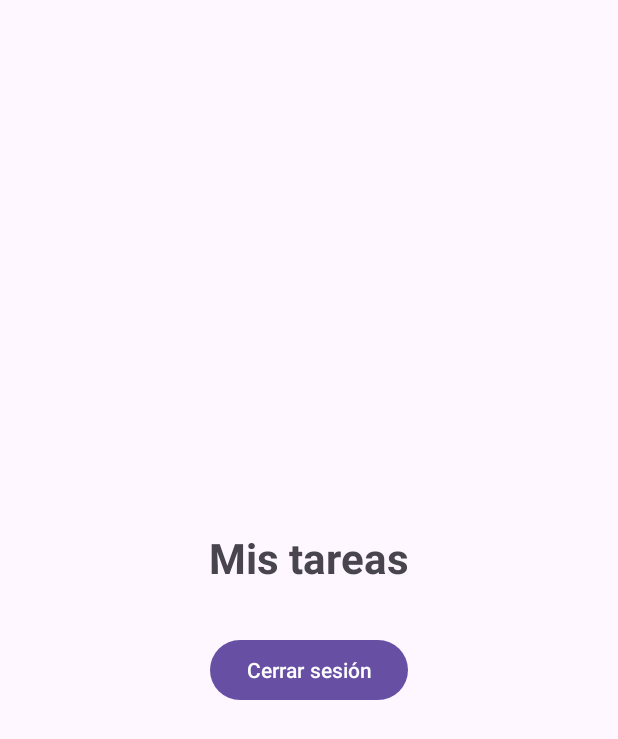
After one commit to matiasyatzil7-sketch/AgendaTareas, an Android app: the layout activity_lista_tareas.xml on its own in the app's theme, with its tools: preview values and no code run, on a phone screen of 412 x 824 dp. The commit adds this screen. Shown: the top 739 px of the screen. Run offline under Robolectric (Android 15) with nearby library versions, the phone set to English and light mode, and no system bars.

Commit message:
Agregamos vista de tareas proteccion de acceso

```diff
--- a/app/src/main/AndroidManifest.xml
+++ b/app/src/main/AndroidManifest.xml
@@ -23,6 +23,10 @@
                 <category android:name="android.intent.category.LAUNCHER" />
             </intent-filter>
         </activity>
+        <activity
+            android:name=".ListaTareas"
+            android:exported="false"
+            android:windowSoftInputMode="adjustResize" />
     </application>
 
 </manifest>
--- /dev/null
+++ b/app/src/main/java/com/example/proyecto/SessionManager.kt
@@ -0,0 +1,6 @@
+package com.example.proyecto
+
+object SessionManager {
+    // true solo después de una huella correcta
+    var isAuthenticated: Boolean = false
+}
--- /dev/null
+++ b/app/src/main/res/layout/activity_lista_tareas.xml
@@ -0,0 +1,23 @@
+<?xml version="1.0" encoding="utf-8"?>
+<LinearLayout xmlns:android="http://schemas.android.com/apk/res/android"
+    android:layout_width="match_parent"
+    android:layout_height="match_parent"
+    android:gravity="center"
+    android:orientation="vertical"
+    android:padding="24dp">
+
+    <TextView
+        android:id="@+id/tvTaskTitle"
+        android:layout_width="wrap_content"
+        android:layout_height="wrap_content"
+        android:text="@string/task_list_title"
+        android:textSize="28sp"
+        android:textStyle="bold" />
+
+    <com.google.android.material.button.MaterialButton
+        android:id="@+id/btnLogout"
+        android:layout_width="wrap_content"
+        android:layout_height="wrap_content"
+        android:layout_marginTop="32dp"
+        android:text="@string/logout_button" />
+</LinearLayout>
--- a/app/src/main/res/values/strings.xml
+++ b/app/src/main/res/values/strings.xml
@@ -18,4 +18,7 @@
     <string name="login_error_lockout_permanent">Sensor bloqueado por demasiados intentos. Desbloquea tu celular con PIN o patrón para volver a usarlo.</string>
     <string name="login_error_generic">Ocurrió un error de autenticación. Intenta de nuevo.</string>
 
+    <string name="task_list_title">Mis tareas</string>
+    <string name="logout_button">Cerrar sesión</string>
+
 </resources>
```
Also changed, not shown: app/src/main/java/com/example/proyecto/ListaTareas.kt (added, +47 -0 lines), app/src/main/java/com/example/proyecto/LoginActivity.kt (+4 -3 lines).
